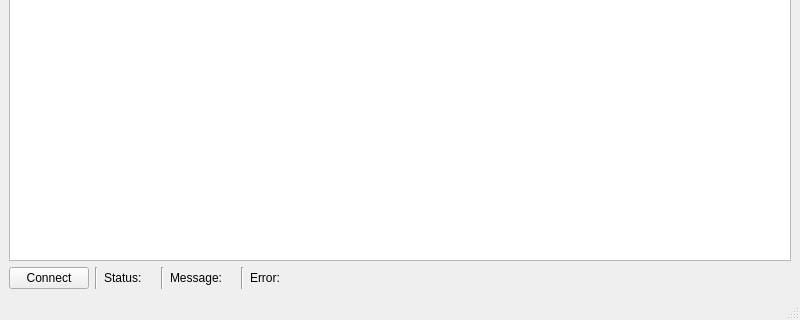
Old version of the form mqt/MqtQrzServer/qrzservermainwindow.ui in the repository Rsclub22/Minos2-Mirror; both pictures show x 0 to 800 and y 280 to 600 of the 800 by 600 pixel window.
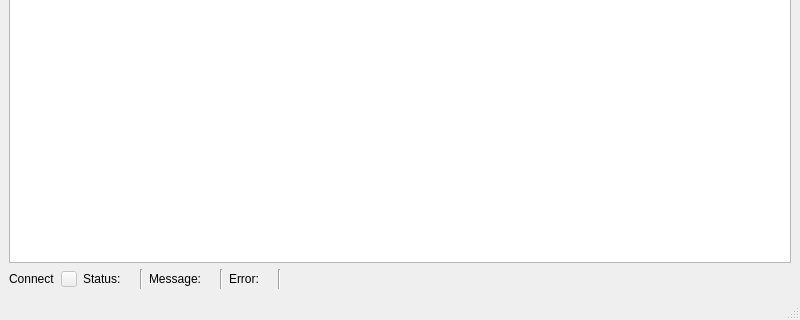
New version of the form.

Commit message: still can't get qrzserver connect pushbutton the correct size, fixed some more translation strings

Patch:
```diff
--- a/mqt/MqtQrzServer/qrzservermainwindow.ui
+++ b/mqt/MqtQrzServer/qrzservermainwindow.ui
@@ -21,16 +21,28 @@
     <item>
      <layout class="QHBoxLayout" name="horizontalLayout">
       <item>
-       <widget class="QPushButton" name="connectPb">
+       <widget class="QLabel" name="label">
         <property name="text">
          <string>Connect</string>
         </property>
        </widget>
       </item>
       <item>
-       <widget class="Line" name="line_3">
-        <property name="orientation">
-         <enum>Qt::Vertical</enum>
+       <widget class="QPushButton" name="connectPb">
+        <property name="enabled">
+         <bool>false</bool>
+        </property>
+        <property name="maximumSize">
+         <size>
+          <width>16</width>
+          <height>16</height>
+         </size>
+        </property>
+        <property name="focusPolicy">
+         <enum>Qt::NoFocus</enum>
+        </property>
+        <property name="text">
+         <string/>
         </property>
        </widget>
       </item>
@@ -49,7 +61,7 @@
        </widget>
       </item>
       <item>
-       <widget class="Line" name="line_2">
+       <widget class="Line" name="line">
         <property name="orientation">
          <enum>Qt::Vertical</enum>
         </property>
@@ -70,7 +82,7 @@
        </widget>
       </item>
       <item>
-       <widget class="Line" name="line">
+       <widget class="Line" name="line_2">
         <property name="orientation">
          <enum>Qt::Vertical</enum>
         </property>
@@ -90,6 +102,13 @@
         </property>
        </widget>
       </item>
+      <item>
+       <widget class="Line" name="line_3">
+        <property name="orientation">
+         <enum>Qt::Vertical</enum>
+        </property>
+       </widget>
+      </item>
       <item>
        <spacer name="horizontalSpacer">
         <property name="orientation">
```
Left out of the diff: 2 changed lines with no effect on the pictures.
